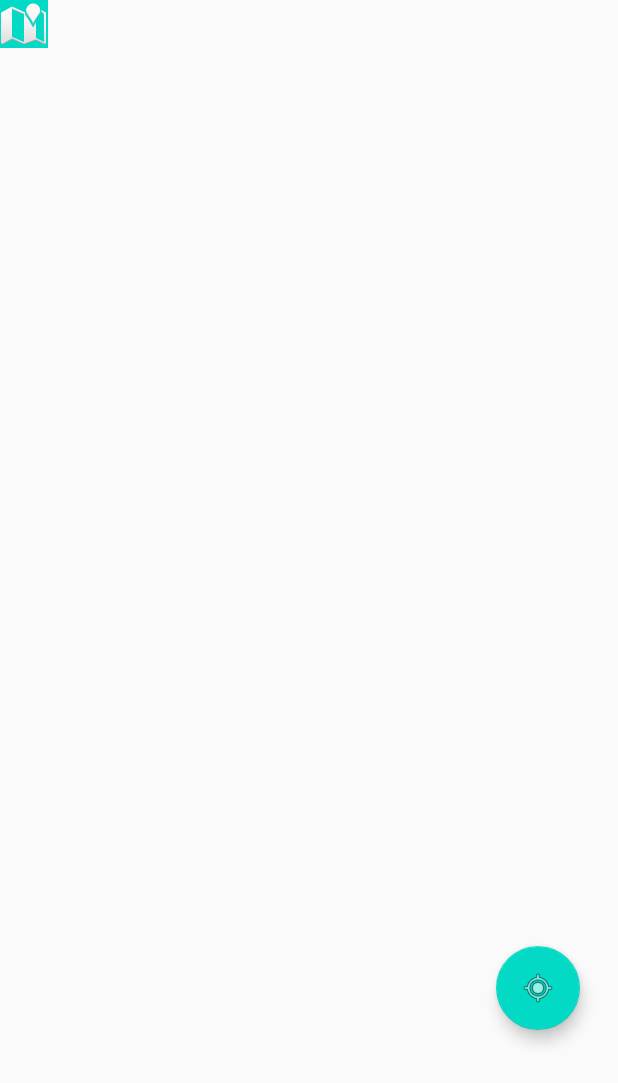
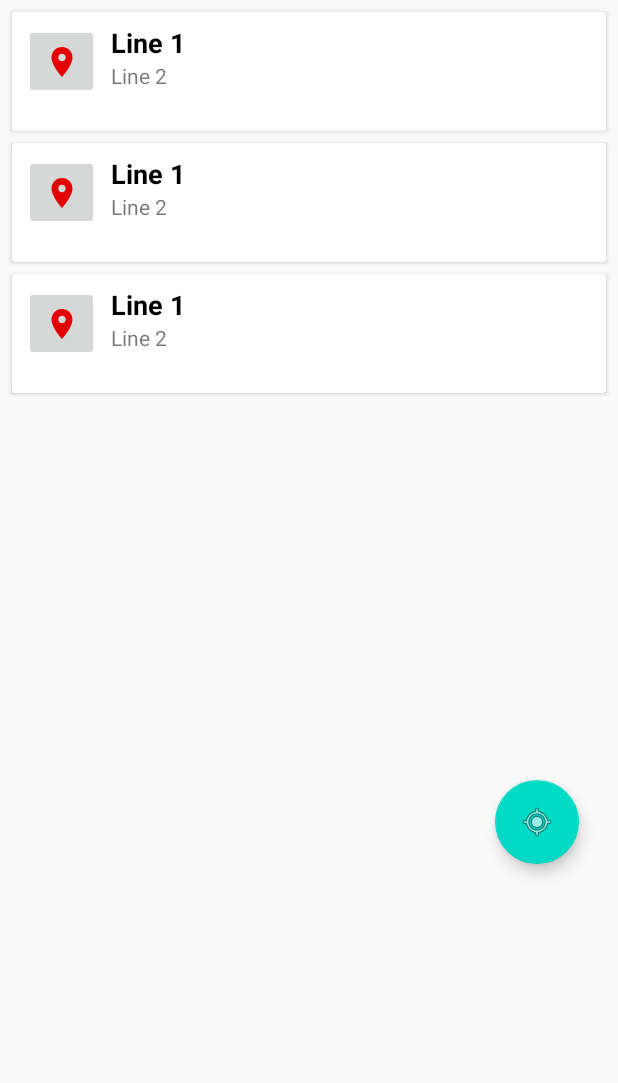
Before and after one commit to RPG-Alex/MyPoint-OfInterest, an Android app: the layout activity_main.xml on its own in the app's theme, with its tools: preview values and no code run, on a phone screen of 412 x 824 dp. Shown: the top 1083 px of the screen. Run offline under Robolectric (Android 15) with nearby library versions, the phone set to English and light mode, and no system bars.

Commit message:
Data is being saved to shared preferences! And am working on main recycler view that will instantiate locations based on the shared preference data.

```diff
--- a/app/build.gradle
+++ b/app/build.gradle
@@ -37,4 +37,8 @@ dependencies {
     implementation 'com.google.android.material:material:1.1.0'
     implementation 'com.google.android.gms:play-services-location:17.0.0'
     implementation 'com.google.android.gms:play-services-maps:17.0.0'
+
+    implementation 'androidx.recyclerview:recyclerview:1.1.0'
+    implementation 'androidx.recyclerview:recyclerview-selection:1.1.0-beta01'
+    implementation 'androidx.cardview:cardview:1.0.0'
 }
--- /dev/null
+++ b/app/src/main/java/com/tba/mypoint_ofinterest/LocationItem.kt
@@ -0,0 +1,3 @@
+package com.tba.mypoint_ofinterest
+
+data class LocationItem(val text1:String,val text2:String, val text3:String)
--- /dev/null
+++ b/app/src/main/res/drawable/ic_location_icon.xml
@@ -0,0 +1,5 @@
+<vector android:height="24dp" android:tint="#E20003"
+    android:viewportHeight="24.0" android:viewportWidth="24.0"
+    android:width="24dp" xmlns:android="http://schemas.android.com/apk/res/android">
+    <path android:fillColor="#FF000000" android:pathData="M12,2C8.13,2 5,5.13 5,9c0,5.25 7,13 7,13s7,-7.75 7,-13c0,-3.87 -3.13,-7 -7,-7zM12,11.5c-1.38,0 -2.5,-1.12 -2.5,-2.5s1.12,-2.5 2.5,-2.5 2.5,1.12 2.5,2.5 -1.12,2.5 -2.5,2.5z"/>
+</vector>
--- a/app/src/main/res/layout/activity_main.xml
+++ b/app/src/main/res/layout/activity_main.xml
@@ -1,5 +1,5 @@
 <?xml version="1.0" encoding="utf-8"?>
-<androidx.constraintlayout.widget.ConstraintLayout xmlns:android="http://schemas.android.com/apk/res/android"
+<RelativeLayout xmlns:android="http://schemas.android.com/apk/res/android"
     xmlns:app="http://schemas.android.com/apk/res-auto"
     xmlns:tools="http://schemas.android.com/tools"
     android:layout_width="match_parent"
@@ -7,13 +7,13 @@
     tools:context=".MainActivity">
 
     <androidx.recyclerview.widget.RecyclerView
-        android:id="@+id/locationsView"
+        android:id="@+id/recycler_view"
+        android:padding="4dp"
+        android:clipToPadding="false"
         android:layout_width="match_parent"
         android:layout_height="match_parent"
-        app:layout_constraintStart_toStartOf="parent"
-        app:layout_constraintTop_toTopOf="parent">
-
-    </androidx.recyclerview.widget.RecyclerView>
+        tools:listitem="@layout/saved_location_layout"
+        />
 
     <com.google.android.material.floatingactionbutton.FloatingActionButton
         android:id="@+id/fabAddLocation"
@@ -30,12 +30,4 @@
         app:layout_constraintTop_toTopOf="parent"
         app:srcCompat="@android:drawable/ic_menu_mylocation" />
 
-    <ImageButton
-        android:id="@+id/imageButton"
-        android:layout_width="wrap_content"
-        android:layout_height="wrap_content"
-        android:background="@color/colorAccent"
-        app:srcCompat="@android:drawable/ic_dialog_map" />
-
-
-</androidx.constraintlayout.widget.ConstraintLayout>
+</RelativeLayout>
--- /dev/null
+++ b/app/src/main/res/layout/saved_location_layout.xml
@@ -0,0 +1,48 @@
+<?xml version="1.0" encoding="utf-8"?>
+<androidx.cardview.widget.CardView xmlns:android="http://schemas.android.com/apk/res/android"
+    android:layout_width="match_parent"
+    android:layout_height="wrap_content"
+    android:layout_margin="4dp">
+
+    <RelativeLayout
+        android:layout_width="match_parent"
+        android:layout_height="match_parent"
+        android:padding="8dp">
+
+        <ImageButton
+            android:id="@+id/btn_location"
+            android:layout_width="50dp"
+            android:layout_height="50dp"
+            android:layout_marginEnd="8dp"
+            android:src="@drawable/ic_location_icon" />
+
+        <TextView
+            android:id="@+id/text_view_1"
+            android:layout_width="wrap_content"
+            android:layout_height="wrap_content"
+            android:layout_toEndOf="@id/btn_location"
+            android:text="Line 1"
+            android:textColor="@android:color/black"
+            android:textSize="18sp"
+            android:textStyle="bold" />
+
+        <TextView
+            android:id="@+id/text_view_2"
+            android:layout_width="wrap_content"
+            android:layout_height="wrap_content"
+            android:layout_below="@+id/text_view_1"
+            android:layout_toEndOf="@+id/btn_location"
+            android:text="Line 2"
+
+            />
+        <TextView
+            android:id="@+id/text_view_3"
+            android:layout_width="wrap_content"
+            android:layout_height="wrap_content"
+            android:layout_below="@+id/text_view_2"
+            android:layout_toEndOf="@+id/btn_location"
+            android:text="This should be hidden"
+            android:visibility="invisible"
+            />
+    </RelativeLayout>
+</androidx.cardview.widget.CardView>
--- a/app/src/main/res/values/strings.xml
+++ b/app/src/main/res/values/strings.xml
@@ -4,4 +4,8 @@
     <string name="save_location">Save Location</string>
     <string name="get_location">Get Location</string>
     <string name="get_my_location">Get My Location</string>
+    <string name="your_current_longitude_and_latitude">Your Current Longitude and Latitude</string>
+    <string name="give_this_location_a_name">Give this location a name!</string>
+    <string name="give_a_short_description_about_this_location">Give a short description about this location!</string>
+    <string name="location_to_load_here">Location To Load Here</string>
 </resources>
```
Also changed, not shown: app/src/main/java/com/tba/mypoint_ofinterest/AddLocation.kt (+18 -5 lines), app/src/main/java/com/tba/mypoint_ofinterest/LocationInfo.kt (+65 -3 lines), app/src/main/java/com/tba/mypoint_ofinterest/MainActivity.kt (+16 -2 lines), app/src/main/res/layout/activity_location_info.xml (+10 -5 lines).
